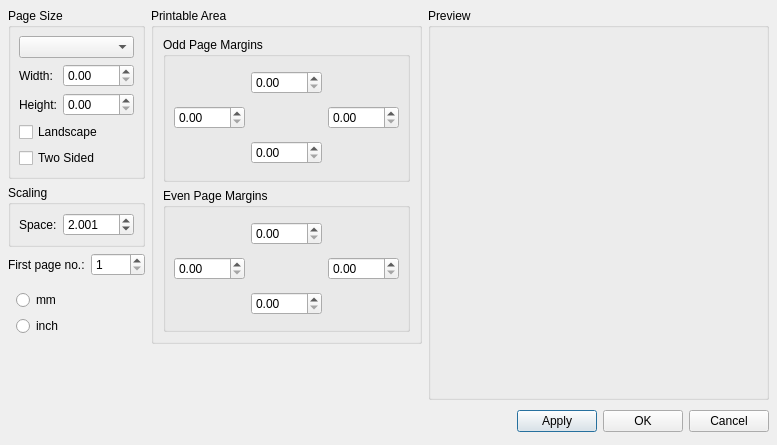
This is mscore/mscore/pagesettings.ui in musescore/musescore-old as Qt 5 draws it before an edit. The edited form follows.
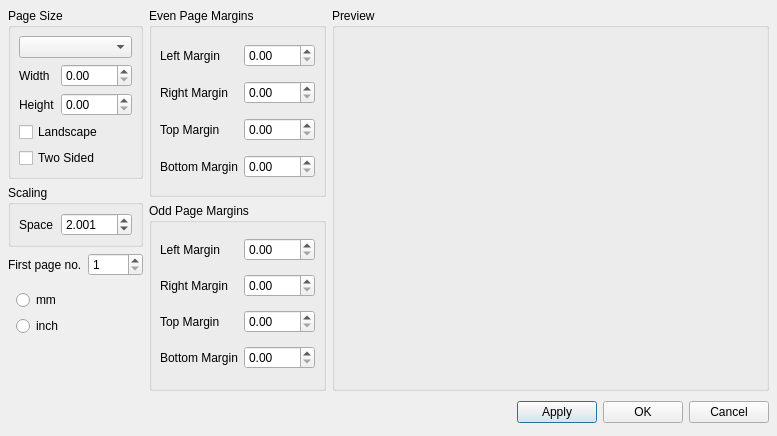
This is the edited form.

```diff
--- a/mscore/mscore/pagesettings.ui
+++ b/mscore/mscore/pagesettings.ui
@@ -7,15 +7,9 @@
     <x>0</x>
     <y>0</y>
     <width>777</width>
-    <height>445</height>
+    <height>436</height>
    </rect>
   </property>
-  <property name="minimumSize">
-   <size>
-    <width>0</width>
-    <height>0</height>
-   </size>
-  </property>
   <property name="windowTitle">
    <string>MuseScore: Page Settings</string>
   </property>
@@ -26,7 +20,20 @@
    <property name="spacing">
     <number>6</number>
    </property>
-   <item row="2" column="0" colspan="3">
+   <item row="0" column="2">
+    <widget class="QGroupBox" name="previewGroup">
+     <property name="sizePolicy">
+      <sizepolicy hsizetype="Expanding" vsizetype="Expanding">
+       <horstretch>0</horstretch>
+       <verstretch>0</verstretch>
+      </sizepolicy>
+     </property>
+     <property name="title">
+      <string>Preview</string>
+     </property>
+    </widget>
+   </item>
+   <item row="1" column="0" colspan="3">
     <layout class="QHBoxLayout">
      <property name="spacing">
       <number>6</number>
@@ -70,21 +77,8 @@
      </item>
     </layout>
    </item>
-   <item row="1" column="0">
-    <spacer name="verticalSpacer">
-     <property name="orientation">
-      <enum>Qt::Vertical</enum>
-     </property>
-     <property name="sizeHint" stdset="0">
-      <size>
-       <width>20</width>
-       <height>40</height>
-      </size>
-     </property>
-    </spacer>
-   </item>
    <item row="0" column="0">
-    <layout class="QVBoxLayout" stretch="0,0,0,0">
+    <layout class="QVBoxLayout">
      <property name="spacing">
       <number>6</number>
      </property>
@@ -146,7 +140,7 @@
         <item row="2" column="0">
          <widget class="QLabel" name="label_3">
           <property name="text">
-           <string>Height:</string>
+           <string>Height</string>
           </property>
           <property name="textFormat">
            <enum>Qt::PlainText</enum>
@@ -159,7 +153,7 @@
         <item row="1" column="0">
          <widget class="QLabel" name="label_2">
           <property name="text">
-           <string>Width:</string>
+           <string>Width</string>
           </property>
           <property name="textFormat">
            <enum>Qt::PlainText</enum>
@@ -196,7 +190,7 @@
            <string>Distance between two lines on a normal staff</string>
           </property>
           <property name="text">
-           <string>Space:</string>
+           <string>Space</string>
           </property>
           <property name="textFormat">
            <enum>Qt::PlainText</enum>
@@ -239,7 +233,7 @@
        <item>
         <widget class="QLabel" name="label_12">
          <property name="text">
-          <string>First page no.:</string>
+          <string>First page no.</string>
          </property>
          <property name="textFormat">
           <enum>Qt::PlainText</enum>
@@ -285,25 +279,20 @@
        </item>
       </layout>
      </item>
-    </layout>
-   </item>
-   <item row="0" column="2" rowspan="2">
-    <widget class="QGroupBox" name="previewGroup">
-     <property name="sizePolicy">
-      <sizepolicy hsizetype="Expanding" vsizetype="Expanding">
-       <horstretch>0</horstretch>
-       <verstretch>0</verstretch>
-      </sizepolicy>
-     </property>
-     <property name="title">
-      <string>Preview</string>
-     </property>
-     <layout class="QVBoxLayout" name="verticalLayout">
       <item>
-       <layout class="QHBoxLayout" name="horizontalLayout"/>
-      </item>
-     </layout>
-    </widget>
+      <spacer name="verticalSpacer">
+       <property name="orientation">
+        <enum>Qt::Vertical</enum>
+       </property>
+       <property name="sizeHint" stdset="0">
+        <size>
+         <width>20</width>
+         <height>40</height>
+        </size>
+       </property>
+      </spacer>
+     </item>
+    </layout>
    </item>
    <item row="0" column="1">
     <layout class="QVBoxLayout">
@@ -314,46 +303,140 @@
       <number>0</number>
      </property>
      <item>
-      <widget class="QGroupBox" name="groupBox_5">
-       <property name="sizePolicy">
-        <sizepolicy hsizetype="Fixed" vsizetype="Preferred">
-         <horstretch>0</horstretch>
-         <verstretch>0</verstretch>
-        </sizepolicy>
-       </property>
+      <widget class="QGroupBox" name="groupBox_3">
        <property name="title">
-        <string>Printable Area</string>
+        <string>Even Page Margins</string>
        </property>
-       <layout class="QVBoxLayout" name="verticalLayout_2">
+       <layout class="QGridLayout">
+        <property name="margin">
+         <number>8</number>
+        </property>
+        <property name="spacing">
+         <number>6</number>
+        </property>
+        <item row="3" column="1">
+         <widget class="QDoubleSpinBox" name="evenPageBottomMargin">
+          <property name="sizePolicy">
+           <sizepolicy hsizetype="Preferred" vsizetype="Fixed">
+            <horstretch>0</horstretch>
+            <verstretch>0</verstretch>
+           </sizepolicy>
+          </property>
+          <property name="maximum">
+           <double>2000.000000000000000</double>
+          </property>
+         </widget>
+        </item>
+        <item row="2" column="1">
+         <widget class="QDoubleSpinBox" name="evenPageTopMargin">
+          <property name="sizePolicy">
+           <sizepolicy hsizetype="Preferred" vsizetype="Fixed">
+            <horstretch>0</horstretch>
+            <verstretch>0</verstretch>
+           </sizepolicy>
+          </property>
+          <property name="maximum">
+           <double>2000.000000000000000</double>
+          </property>
+         </widget>
+        </item>
+        <item row="1" column="1">
+         <widget class="QDoubleSpinBox" name="evenPageRightMargin">
+          <property name="sizePolicy">
+           <sizepolicy hsizetype="Preferred" vsizetype="Fixed">
+            <horstretch>0</horstretch>
+            <verstretch>0</verstretch>
+           </sizepolicy>
+          </property>
+          <property name="maximum">
+           <double>2000.000000000000000</double>
+          </property>
+         </widget>
+        </item>
+        <item row="0" column="1">
+         <widget class="QDoubleSpinBox" name="evenPageLeftMargin">
+          <property name="sizePolicy">
+           <sizepolicy hsizetype="Fixed" vsizetype="Fixed">
+            <horstretch>0</horstretch>
+            <verstretch>0</verstretch>
+           </sizepolicy>
+          </property>
+          <property name="maximum">
+           <double>2000.000000000000000</double>
+          </property>
+         </widget>
+        </item>
+        <item row="3" column="0">
+         <widget class="QLabel" name="label_7">
+          <property name="text">
+           <string>Bottom Margin</string>
+          </property>
+          <property name="textFormat">
+           <enum>Qt::PlainText</enum>
+          </property>
+          <property name="buddy">
+           <cstring>evenPageBottomMargin</cstring>
+          </property>
+         </widget>
+        </item>
+        <item row="2" column="0">
+         <widget class="QLabel" name="label_6">
+          <property name="text">
+           <string>Top Margin</string>
+          </property>
+          <property name="textFormat">
+           <enum>Qt::PlainText</enum>
+          </property>
+          <property name="buddy">
+           <cstring>evenPageTopMargin</cstring>
+          </property>
+         </widget>
+        </item>
+        <item row="1" column="0">
+         <widget class="QLabel" name="label_5">
+          <property name="text">
+           <string>Right Margin</string>
+          </property>
+          <property name="textFormat">
+           <enum>Qt::PlainText</enum>
+          </property>
+          <property name="buddy">
+           <cstring>evenPageRightMargin</cstring>
+          </property>
+         </widget>
+        </item>
+        <item row="0" column="0">
+         <widget class="QLabel" name="label_4">
+          <property name="text">
+           <string>Left Margin</string>
+          </property>
+          <property name="textFormat">
+           <enum>Qt::PlainText</enum>
+          </property>
+          <property name="buddy">
+           <cstring>evenPageLeftMargin</cstring>
+          </property>
+         </widget>
+        </item>
+       </layout>
+      </widget>
+     </item>
         <item>
          <widget class="QGroupBox" name="groupBox_4">
           <property name="title">
            <string>Odd Page Margins</string>
           </property>
-          <layout class="QGridLayout" name="gridLayout_2">
+       <layout class="QGridLayout">
            <property name="margin">
             <number>8</number>
            </property>
            <property name="spacing">
             <number>6</number>
            </property>
-           <item row="2" column="0">
-            <widget class="QDoubleSpinBox" name="oddPageLeftMargin">
-             <property name="sizePolicy">
-              <sizepolicy hsizetype="Fixed" vsizetype="Fixed">
-               <horstretch>0</horstretch>
-               <verstretch>0</verstretch>
-              </sizepolicy>
-             </property>
-             <property name="maximum">
-              <double>2000.000000000000000</double>
-             </property>
-            </widget>
-           </item>
-           <item row="4" column="1">
+        <item row="3" column="1">
             <widget class="QDoubleSpinBox" name="oddPageBottomMargin">
              <property name="sizePolicy">
-              <sizepolicy hsizetype="Fixed" vsizetype="Fixed">
+           <sizepolicy hsizetype="Preferred" vsizetype="Fixed">
                <horstretch>0</horstretch>
                <verstretch>0</verstretch>
               </sizepolicy>
@@ -363,10 +446,10 @@
              </property>
             </widget>
            </item>
-           <item row="1" column="1">
+        <item row="2" column="1">
             <widget class="QDoubleSpinBox" name="oddPageTopMargin">
              <property name="sizePolicy">
-              <sizepolicy hsizetype="Fixed" vsizetype="Fixed">
+           <sizepolicy hsizetype="Preferred" vsizetype="Fixed">
                <horstretch>0</horstretch>
                <verstretch>0</verstretch>
               </sizepolicy>
@@ -376,20 +459,7 @@
              </property>
             </widget>
            </item>
-           <item row="2" column="1">
-            <spacer name="horizontalSpacer_2">
-             <property name="orientation">
-              <enum>Qt::Horizontal</enum>
-             </property>
-             <property name="sizeHint" stdset="0">
-              <size>
-               <width>20</width>
-               <height>20</height>
-              </size>
-             </property>
-            </spacer>
-           </item>
-           <item row="2" column="2">
+        <item row="1" column="1">
             <widget class="QDoubleSpinBox" name="oddPageRightMargin">
              <property name="sizePolicy">
               <sizepolicy hsizetype="Preferred" vsizetype="Fixed">
@@ -402,62 +472,8 @@
              </property>
             </widget>
            </item>
-          </layout>
-         </widget>
-        </item>
-        <item>
-         <widget class="QGroupBox" name="groupBox_3">
-          <property name="title">
-           <string>Even Page Margins</string>
-          </property>
-          <layout class="QGridLayout" name="gridLayout_3">
-           <property name="margin">
-            <number>8</number>
-           </property>
-           <property name="spacing">
-            <number>6</number>
-           </property>
-           <item row="2" column="0">
-            <widget class="QDoubleSpinBox" name="evenPageLeftMargin">
-             <property name="sizePolicy">
-              <sizepolicy hsizetype="Fixed" vsizetype="Fixed">
-               <horstretch>0</horstretch>
-               <verstretch>0</verstretch>
-              </sizepolicy>
-             </property>
-             <property name="maximum">
-              <double>2000.000000000000000</double>
-             </property>
-            </widget>
-           </item>
-           <item row="2" column="2">
-            <widget class="QDoubleSpinBox" name="evenPageRightMargin">
-             <property name="sizePolicy">
-              <sizepolicy hsizetype="Preferred" vsizetype="Fixed">
-               <horstretch>0</horstretch>
-               <verstretch>0</verstretch>
-              </sizepolicy>
-             </property>
-             <property name="maximum">
-              <double>2000.000000000000000</double>
-             </property>
-            </widget>
-           </item>
-           <item row="3" column="1">
-            <widget class="QDoubleSpinBox" name="evenPageBottomMargin">
-             <property name="sizePolicy">
-              <sizepolicy hsizetype="Fixed" vsizetype="Fixed">
-               <horstretch>0</horstretch>
-               <verstretch>0</verstretch>
-              </sizepolicy>
-             </property>
-             <property name="maximum">
-              <double>2000.000000000000000</double>
-             </property>
-            </widget>
-           </item>
            <item row="0" column="1">
-            <widget class="QDoubleSpinBox" name="evenPageTopMargin">
+         <widget class="QDoubleSpinBox" name="oddPageLeftMargin">
              <property name="sizePolicy">
               <sizepolicy hsizetype="Fixed" vsizetype="Fixed">
                <horstretch>0</horstretch>
@@ -469,7 +485,56 @@
              </property>
             </widget>
            </item>
-          </layout>
+        <item row="3" column="0">
+         <widget class="QLabel" name="label_11">
+          <property name="text">
+           <string>Bottom Margin</string>
+          </property>
+          <property name="textFormat">
+           <enum>Qt::PlainText</enum>
+          </property>
+          <property name="buddy">
+           <cstring>oddPageBottomMargin</cstring>
+          </property>
+         </widget>
+        </item>
+        <item row="2" column="0">
+         <widget class="QLabel" name="label_10">
+          <property name="text">
+           <string>Top Margin</string>
+          </property>
+          <property name="textFormat">
+           <enum>Qt::PlainText</enum>
+          </property>
+          <property name="buddy">
+           <cstring>oddPageTopMargin</cstring>
+          </property>
+         </widget>
+        </item>
+        <item row="1" column="0">
+         <widget class="QLabel" name="label_9">
+          <property name="text">
+           <string>Right Margin</string>
+          </property>
+          <property name="textFormat">
+           <enum>Qt::PlainText</enum>
+          </property>
+          <property name="buddy">
+           <cstring>oddPageRightMargin</cstring>
+          </property>
+         </widget>
+        </item>
+        <item row="0" column="0">
+         <widget class="QLabel" name="label_8">
+          <property name="text">
+           <string>Left Margin</string>
+          </property>
+          <property name="textFormat">
+           <enum>Qt::PlainText</enum>
+          </property>
+          <property name="buddy">
+           <cstring>oddPageLeftMargin</cstring>
+          </property>
          </widget>
         </item>
        </layout>
```
Left out of the diff: 15 changed lines with no effect on the pictures. Lines whose indentation alone changed are shown as unchanged.
